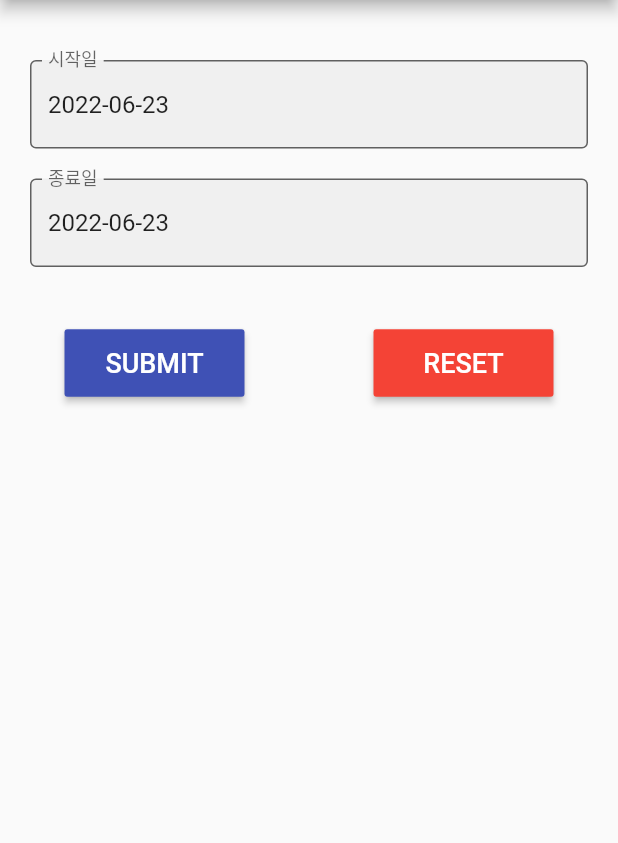
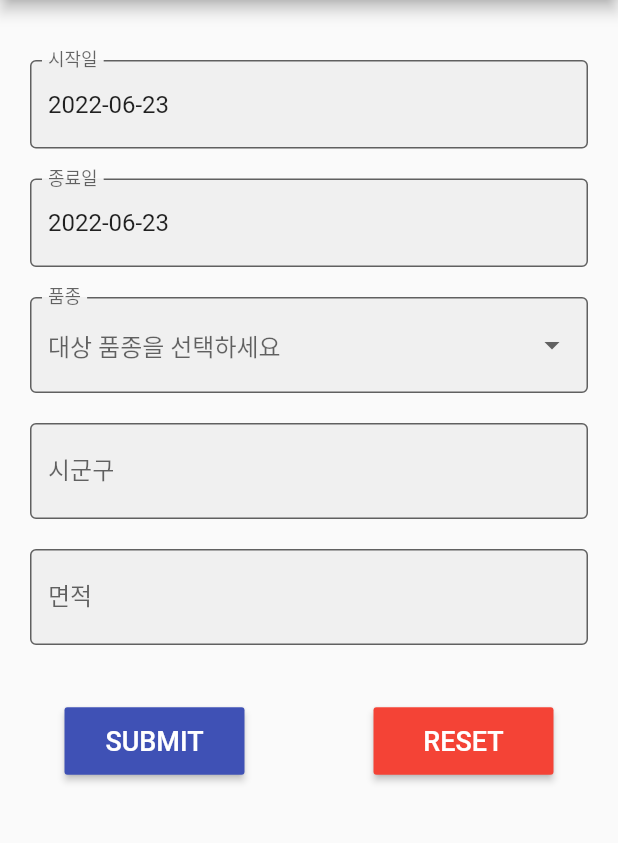
Before and after one commit to mike-bskim/flutter_form_builder_test, a Flutter app: the screen it shows after launch, on a phone screen of 412 x 824 dp, the part 84-927 px from its top. Run offline on Flutter 3.47's test engine with Material 2 defaults, Android fonts, the phone set to English and light mode, and no system bars; drawn by our look-alikes of flutter_form_builder; our stand-ins replace flutter_typeahead, form_builder_validators.

Commit message:
04_dropdown&TypeAheadFormField&FormBuilderTextField

```diff
--- a/lib/main.dart
+++ b/lib/main.dart
@@ -1,5 +1,6 @@
 import 'package:flutter/material.dart';
 import 'package:flutter_form_builder/flutter_form_builder.dart';
+import 'package:flutter_typeahead/flutter_typeahead.dart';
 import 'package:form_builder_validators/form_builder_validators.dart';
 import 'package:intl/intl.dart';
 
@@ -33,6 +34,7 @@ class MyHomePageState extends State<MyHomePage> {
   final GlobalKey<FormBuilderState> _fbKey = GlobalKey<FormBuilderState>();
   final DateTime startDate = DateTime.now();
   AutovalidateMode autoValidate = AutovalidateMode.disabled;
+  final TextEditingController _typeAheadController = TextEditingController();
 
   void _submit() {
     setState(() {
@@ -48,9 +50,10 @@ class MyHomePageState extends State<MyHomePage> {
     form.save();
 
     // final inputValues = _fbKey.currentState!.value;
-    final inputValues = form.value;
+    var inputValues = form.value;
     debugPrint(inputValues.toString());
-    //
+    debugPrint(_typeAheadController.text.toString());
+
     // Navigator.pushReplacement(
     //   context,
     //   MaterialPageRoute(builder: (context) {
@@ -60,33 +63,48 @@ class MyHomePageState extends State<MyHomePage> {
     //
   }
 
-  // List<String> getSuggestion(String query) {
-  //   if (query.isEmpty) {
-  //     return [];
-  //   }
-  //
-  //   List<String> matches = [];
-  //   final regionNames = regions.map((region) {
-  //     return region['regionName'];
-  //   }).toList();
-  //
-  //   matches.addAll(regionNames);
-  //
-  //   matches.retainWhere((s) => s.contains(query));
-  //   return matches;
-  // }
-  //
-  // bool _checkRegionName(String regionName) {
-  //   final foundRegion = regions.firstWhere((region) {
-  //     return region['regionName'] == regionName;
-  //   }, orElse: () => null);
-  //
-  //   return foundRegion == null ? false : true;
-  // }
+// 입력한 단어가 포함한 모든 리스트 리턴
+  List<String> getSuggestion(String query) {
+    if (query.isEmpty) {
+      return [];
+    }
 
-  InputDecoration inputDecoration(String label) => InputDecoration(
+    List<String> matches = [];
+    List<String> regionNames = regions.map((region) {
+      return region['regionName']!;
+    }).toList();
+
+    // for(var regionName in regionNames) {
+    //   matches.add(regionName);
+    // }
+    matches.addAll(regionNames);
+
+    matches.retainWhere((s) => s.contains(query));
+    return matches;
+  }
+
+// 입력한 단어가 리스트에 존재하는지 확인.
+  bool _checkRegionName(String regionName) {
+    final foundRegion = regions.firstWhere(
+      (region) {
+        // 리턴 타입이 map 타입임
+        return region['regionName'] == regionName;
+      },
+      orElse: () {
+        // 정상인 리턴 타입이 map 타입이므로 여기도 map 타입으로 리턴해야 함
+        return {"_id": "null", "dongcode": "null", "regionName": "null"};
+      },
+    );
+
+    return foundRegion['regionName'] == "null" ? false : true;
+  }
+
+// InputDecoration 축약 스타일로
+  InputDecoration inputDecoration({required String label, String hint = ''}) =>
+      InputDecoration(
         filled: true,
         labelText: label,
+        hintText: hint,
         border: const OutlineInputBorder(),
       );
 
@@ -121,8 +139,9 @@ class MyHomePageState extends State<MyHomePage> {
                       lastDate: DateTime(
                           startDate.year + 1, startDate.month, startDate.day),
                       format: DateFormat('yyyy-MM-dd'),
-                      decoration: inputDecoration('시작일'),
+                      decoration: inputDecoration(label: '시작일'),
                       // 하나만 검증하려면 required 사용
+                      // 여러가지 검증하려면 compose 사용
                       validator: FormBuilderValidators.required(
                         errorText: '시작일은 필수입니다',
                       ),
@@ -141,15 +160,16 @@ class MyHomePageState extends State<MyHomePage> {
                       lastDate: DateTime(
                           startDate.year + 1, startDate.month, startDate.day),
                       format: DateFormat('yyyy-MM-dd'),
-                      decoration: inputDecoration('종료일'),
+                      decoration: inputDecoration(label: '종료일'),
+                      // 하나만 검증하려면 required 사용
                       // 여러가지 검증하려면 compose 사용
                       validator: FormBuilderValidators.compose([
                         FormBuilderValidators.required(errorText: '종료일은 필수입니다'),
                         (val) {
-                          debugPrint('val: $val');
+                          // debugPrint('val: $val');
                           final sd =
                               _fbKey.currentState!.fields['startDate']!.value;
-                          debugPrint('sd: $sd');
+                          // debugPrint('sd: $sd');
 
                           if (sd != null && sd.isAfter(val)) {
                             return '시작일이 종료일보다 뒤입니다';
@@ -158,26 +178,61 @@ class MyHomePageState extends State<MyHomePage> {
                         },
                       ]),
                     ),
-                    // const SizedBox(height: 20),
-                    // FormBuilderDropdown(
-                    //   attribute: 'cropId',
-                    //   items: crops.map<DropdownMenuItem<String>>((crop) {
-                    //     return DropdownMenuItem<String>(
-                    //         value: crop['id'], child: Text(crop['cropName']));
-                    //   }).toList(),
-                    //   hint: const Text('대상 품종을 선택하세요'),
-                    //   decoration: const InputDecoration(
-                    //     filled: true,
-                    //     labelText: '품종',
-                    //     border: OutlineInputBorder(),
-                    //   ),
-                    //   validators: [
-                    //     FormBuilderValidators.required(
-                    //       errorText: '품종을 필수입니다',
-                    //     ),
-                    //   ],
-                    // ),
-                    // const SizedBox(height: 20),
+                    const SizedBox(height: 20),
+                    FormBuilderDropdown(
+                      name: 'cropId',
+                      items: crops.map<DropdownMenuItem<String>>((crop) {
+                        return DropdownMenuItem<String>(
+                            value: crop['id'], child: Text(crop['cropName']!));
+                      }).toList(),
+                      hint: const Text('대상 품종을 선택하세요'),
+                      decoration: inputDecoration(label: '품종'),
+                      validator: FormBuilderValidators.compose([
+                        FormBuilderValidators.required(errorText: '품종을 필수입니다'),
+                      ]),
+                    ),
+                    Visibility(
+                      visible: false,
+                      child: FormBuilderTextField(
+                        controller: _typeAheadController,
+                        name: 'regionName',
+                        decoration: const InputDecoration(
+                          labelText:
+                              'This value is passed along to the [Text.maxLines] attribute of the [Text] widget used to display the hint text.',
+                        ),
+                      ),
+                    ),
+                    const SizedBox(height: 20),
+                    TypeAheadFormField(
+                      textFieldConfiguration: TextFieldConfiguration(
+                        controller: _typeAheadController,
+                        decoration: inputDecoration(
+                            label: '시군구', hint: '시군구 자동으로 입력됩니다'),
+                      ),
+                      suggestionsCallback: (String pattern) {
+                        return getSuggestion(pattern);
+                      },
+                      itemBuilder: (context, suggestion) {
+                        return ListTile(
+                          title: Text(suggestion.toString()),
+                        );
+                      },
+                      onSuggestionSelected: (suggestion) {
+                        debugPrint(suggestion.toString());
+                        _typeAheadController.text = suggestion.toString();
+                        // _checkRegionName1(_typeAheadController.text);
+                      },
+                      // 미입력 검증, 입력하다가 중단한 경우 검증
+                      validator: FormBuilderValidators.compose([
+                        FormBuilderValidators.required(errorText: '시군구는 필수입니다'),
+                        (val) {
+                          if (!_checkRegionName(val!)) {
+                            return '잘못된 지역 이름입니다';
+                          }
+                          return null;
+                        }
+                      ]),
+                    ),
                     // FormBuilderTypeAhead(
                     //   attribute: 'regionName',
                     //   decoration: const InputDecoration(
@@ -206,27 +261,24 @@ class MyHomePageState extends State<MyHomePage> {
                     //     );
                     //   },
                     // ),
-                    // const SizedBox(height: 20),
-                    // FormBuilderTextField(
-                    //   attribute: 'area',
-                    //   decoration: const InputDecoration(
-                    //     filled: true,
-                    //     labelText: '면적',
-                    //     hintText: '제곱미터 단위로 면적을 입력하세요',
-                    //     border: OutlineInputBorder(),
-                    //   ),
-                    //   validators: [
-                    //     FormBuilderValidators.required(errorText: '면적은 필수입니다'),
-                    //     FormBuilderValidators.numeric(errorText: '숫자만 입력하세요'),
-                    //     (val) {
-                    //       final area = double.parse(val);
-                    //       if (area < 100 || area > 10000) {
-                    //         return '유효면적은 100에서 10000 사이입니다';
-                    //       }
-                    //       return null;
-                    //     }
-                    //   ],
-                    // ),
+                    const SizedBox(height: 20),
+                    FormBuilderTextField(
+                      name: 'area',
+                      decoration: inputDecoration(
+                          label: '면적', hint: '제곱미터 단위로 면적을 입력하세요'),
+                      // 미입력 검증, 숫자만 입력가능, 범위이내 검증
+                      validator: FormBuilderValidators.compose([
+                        FormBuilderValidators.required(errorText: '면적은 필수입니다'),
+                        FormBuilderValidators.numeric(errorText: '숫자만 입력하세요'),
+                        (val) {
+                          final area = double.parse(val!);
+                          if (area < 100 || area > 10000) {
+                            return '유효면적은 100에서 10000 사이입니다';
+                          }
+                          return null;
+                        }
+                      ]),
+                    ),
                     // const SizedBox(height: 20),
                     // FormBuilderRadio(
                     //   attribute: 'urgent',
--- a/pubspec.yaml
+++ b/pubspec.yaml
@@ -36,6 +36,7 @@ dependencies:
   cupertino_icons: ^1.0.2
   flutter_form_builder: ^7.3.1
   form_builder_validators: ^8.1.1
+  flutter_typeahead: ^4.0.0
   intl: ^0.17.0
 
 dev_dependencies:
```
Also changed, not shown: pubspec.lock.
